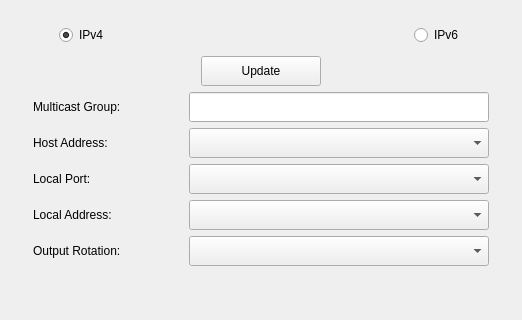
First picture: the form in src/mocap_manager.ui, repository YevheniiKovryzhenko/KGroundControl, before the edit; both pictures show x 0 to 522 and y 0 to 320 of the 522 by 622 pixel window.
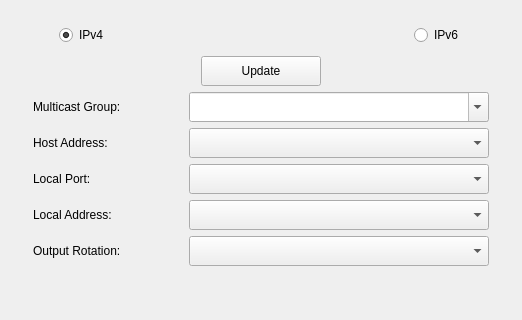
Second picture: the form after the edit. The open tabs and pages were chosen to show the change.

Commit message: updated mocap multicast address suggestions

```diff
--- a/src/mocap_manager.ui
+++ b/src/mocap_manager.ui
@@ -367,7 +367,7 @@
             </widget>
            </item>
            <item>
-            <widget class="QLineEdit" name="txt_multicast_address">
+            <widget class="QComboBox" name="cmbx_multicast_address">
              <property name="sizePolicy">
               <sizepolicy hsizetype="MinimumExpanding" vsizetype="Maximum">
                <horstretch>30</horstretch>
@@ -386,14 +386,11 @@
                <height>16777215</height>
               </size>
              </property>
-             <property name="inputMask">
-              <string notr="true"/>
+             <property name="editable">
+              <bool>true</bool>
              </property>
-             <property name="text">
-              <string notr="true"/>
-             </property>
-             <property name="maxLength">
-              <number>15</number>
+             <property name="sizeAdjustPolicy">
+              <enum>QComboBox::AdjustToContents</enum>
              </property>
             </widget>
            </item>
```
The commit also changes 3 other files.
